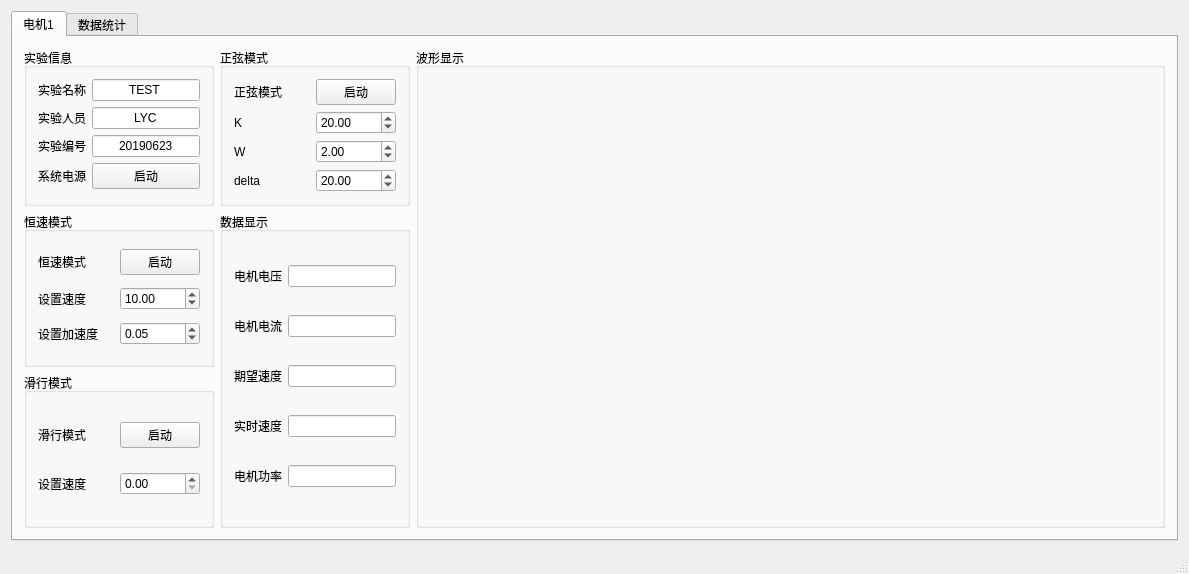
This is mainwindow.ui in softrobotYCLi/motionStudio as Qt 5 draws it before an edit. The edited form follows.
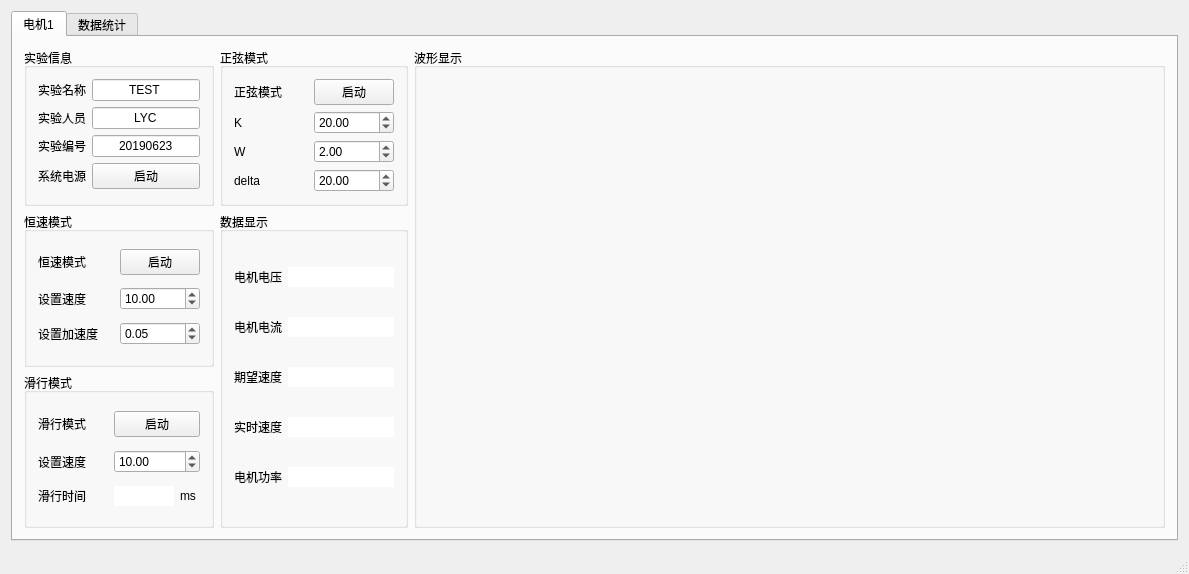
This is the edited form. Icons and pictures are not drawn. Custom widgets are drawn as their Qt base class.

What changed in the file:
```diff
--- a/mainwindow.ui
+++ b/mainwindow.ui
@@ -312,6 +312,9 @@
                <verstretch>0</verstretch>
               </sizepolicy>
              </property>
+             <property name="frame">
+              <bool>false</bool>
+             </property>
              <property name="alignment">
               <set>Qt::AlignCenter</set>
              </property>
@@ -335,6 +338,9 @@
                <verstretch>0</verstretch>
               </sizepolicy>
              </property>
+             <property name="frame">
+              <bool>false</bool>
+             </property>
              <property name="alignment">
               <set>Qt::AlignCenter</set>
              </property>
@@ -358,6 +364,9 @@
                <verstretch>0</verstretch>
               </sizepolicy>
              </property>
+             <property name="frame">
+              <bool>false</bool>
+             </property>
              <property name="alignment">
               <set>Qt::AlignCenter</set>
              </property>
@@ -381,6 +390,9 @@
                <verstretch>0</verstretch>
               </sizepolicy>
              </property>
+             <property name="frame">
+              <bool>false</bool>
+             </property>
              <property name="alignment">
               <set>Qt::AlignCenter</set>
              </property>
@@ -404,6 +416,9 @@
                <verstretch>0</verstretch>
               </sizepolicy>
              </property>
+             <property name="frame">
+              <bool>false</bool>
+             </property>
              <property name="alignment">
               <set>Qt::AlignCenter</set>
              </property>
@@ -421,7 +436,14 @@
            <string>滑行模式</string>
           </property>
           <layout class="QGridLayout" name="gridLayout_2">
-           <item row="0" column="1">
+           <item row="0" column="0">
+            <widget class="QLabel" name="label_17">
+             <property name="text">
+              <string>滑行模式</string>
+             </property>
+            </widget>
+           </item>
+           <item row="0" column="1" colspan="2">
             <widget class="QPushButton" name="pushButton_hxPower">
              <property name="text">
               <string>启动</string>
@@ -435,15 +457,54 @@
              </property>
             </widget>
            </item>
-           <item row="0" column="0">
-            <widget class="QLabel" name="label_17">
+           <item row="1" column="1" colspan="2">
+            <widget class="QDoubleSpinBox" name="doubleSpinBox_hxSpd">
+             <property name="value">
+              <double>10.000000000000000</double>
+             </property>
+            </widget>
+           </item>
+           <item row="2" column="0">
+            <widget class="QLabel" name="label_19">
              <property name="text">
-              <string>滑行模式</string>
+              <string>滑行时间</string>
              </property>
             </widget>
            </item>
-           <item row="1" column="1">
-            <widget class="QDoubleSpinBox" name="doubleSpinBox_hxSpd"/>
+           <item row="2" column="1">
+            <widget class="QLineEdit" name="lineEdit_hxTime">
+             <property name="sizePolicy">
+              <sizepolicy hsizetype="Minimum" vsizetype="Fixed">
+               <horstretch>0</horstretch>
+               <verstretch>0</verstretch>
+              </sizepolicy>
+             </property>
+             <property name="maximumSize">
+              <size>
+               <width>60</width>
+               <height>16777215</height>
+              </size>
+             </property>
+             <property name="frame">
+              <bool>false</bool>
+             </property>
+             <property name="readOnly">
+              <bool>true</bool>
+             </property>
+            </widget>
+           </item>
+           <item row="2" column="2">
+            <widget class="QLabel" name="label_20">
+             <property name="maximumSize">
+              <size>
+               <width>20</width>
+               <height>16777215</height>
+              </size>
+             </property>
+             <property name="text">
+              <string>ms</string>
+             </property>
+            </widget>
            </item>
           </layout>
          </widget>
```
